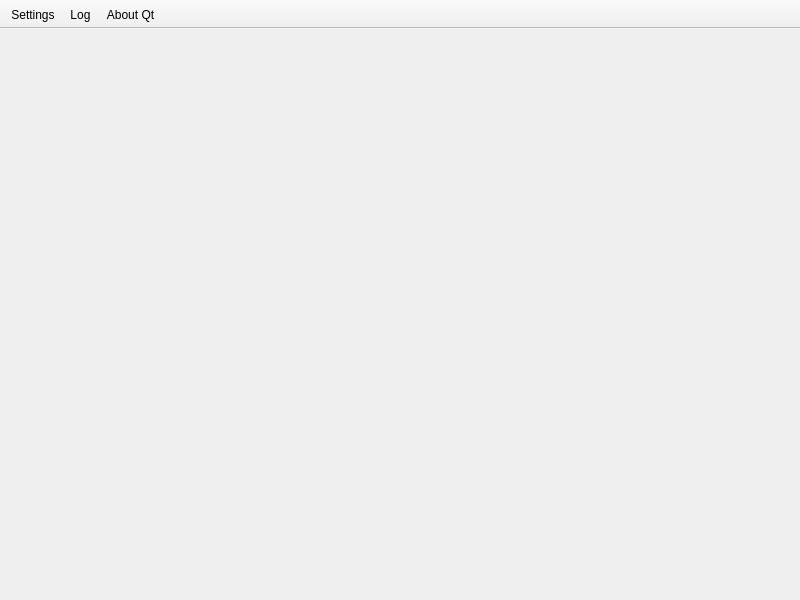
Qt form client/ui/mainwindow.ui (fdar0536/Simple-Task-Queue) before a commit.
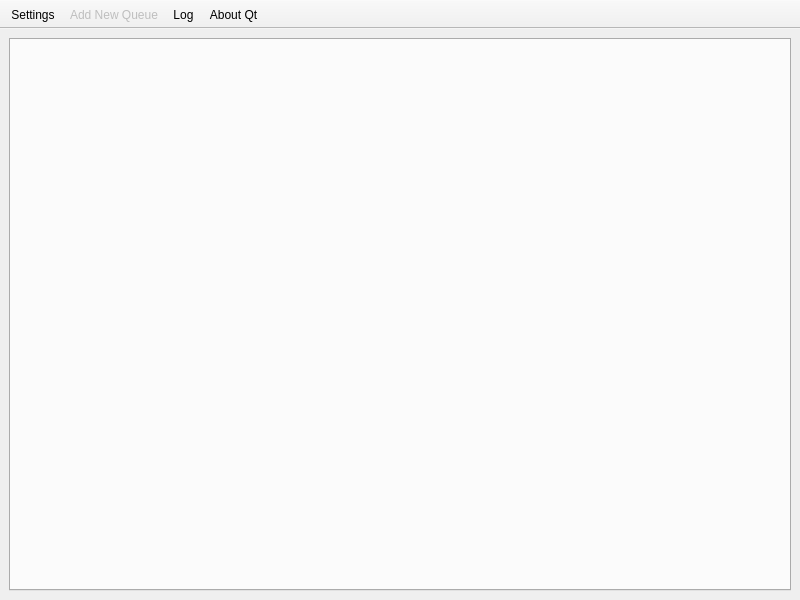
The same form after that commit.

```diff
--- a/client/ui/mainwindow.ui
+++ b/client/ui/mainwindow.ui
@@ -13,7 +13,17 @@
   <property name="windowTitle">
    <string>Simple Task Queue</string>
   </property>
-  <widget class="QWidget" name="centralwidget"/>
+  <widget class="QWidget" name="centralwidget">
+   <layout class="QGridLayout" name="gridLayout">
+    <item row="0" column="0">
+     <widget class="QTabWidget" name="tabWidget">
+      <property name="currentIndex">
+       <number>-1</number>
+      </property>
+     </widget>
+    </item>
+   </layout>
+  </widget>
   <widget class="QToolBar" name="toolBar">
    <property name="windowTitle">
     <string>toolBar</string>
@@ -31,6 +41,7 @@
     <bool>false</bool>
    </attribute>
    <addaction name="actionSettings"/>
+   <addaction name="actionAddNewQueue"/>
    <addaction name="actionLog"/>
    <addaction name="actionAbout_Qt"/>
   </widget>
@@ -39,6 +50,14 @@
     <string>Settings</string>
    </property>
   </action>
+  <action name="actionAddNewQueue">
+   <property name="enabled">
+    <bool>false</bool>
+   </property>
+   <property name="text">
+    <string>Add New Queue</string>
+   </property>
+  </action>
   <action name="actionLog">
    <property name="text">
     <string>Log</string>
```
